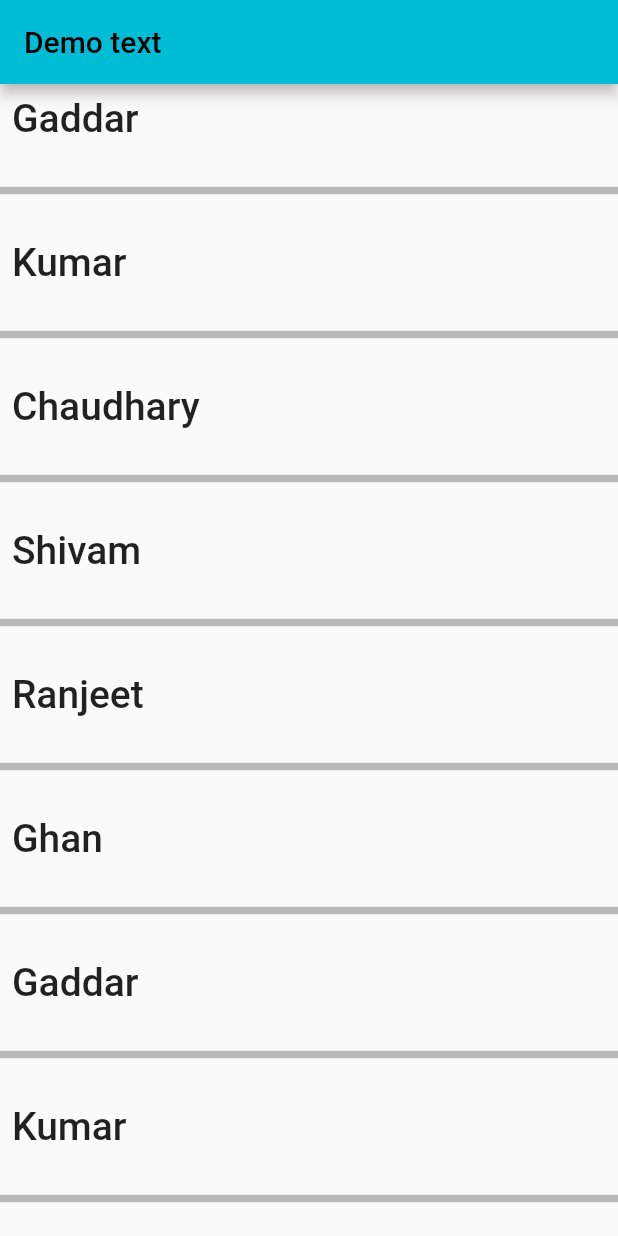
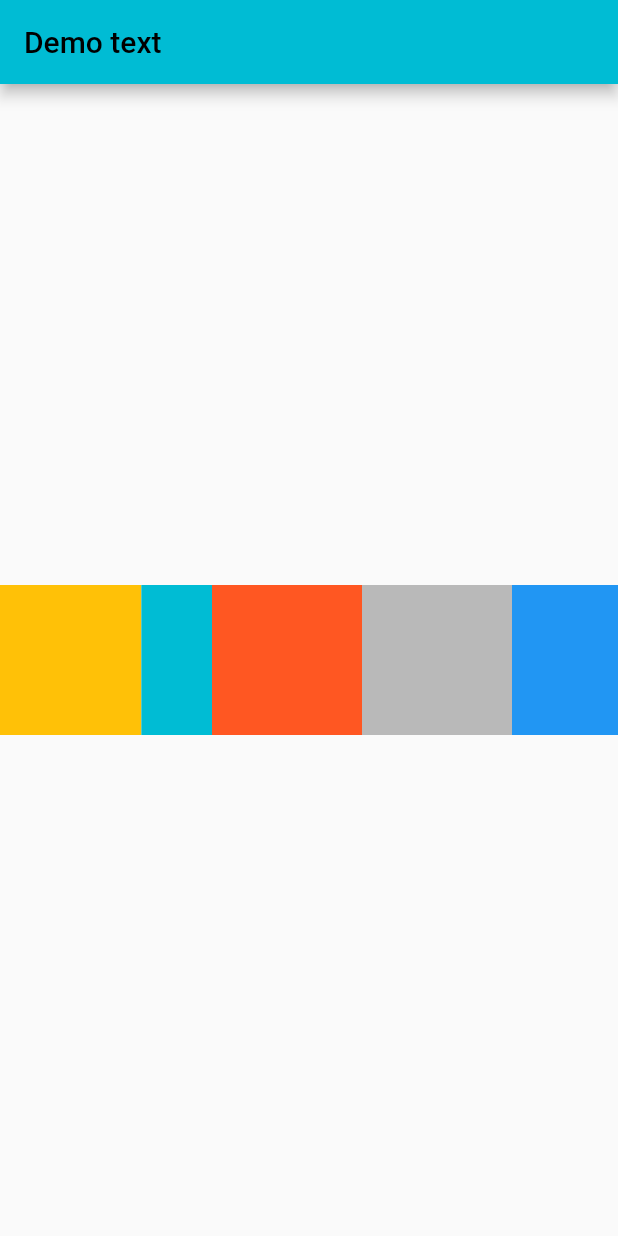
Before and after one commit to gaddarkumar7447/Dart-Demo, a Flutter app: the screen it shows after launch, on a phone screen of 412 x 824 dp. Run offline on Flutter 3.47's test engine with Material 2 defaults, Android fonts, the phone set to English and light mode, and no system bars.

Commit message:
Expanded Widget

```diff
--- a/lib/main.dart
+++ b/lib/main.dart
@@ -47,9 +47,76 @@ class HomeScreen extends StatelessWidget {
     ];
     return Scaffold(
         appBar: AppBar(
-          title: const Text('Demo text'),
-        ),
-        body: ListView.separated(
+          title: const Text('Demo text'),),
+        body: Center(
+          child: Row(
+            children: <Widget>[
+              Expanded(
+                flex: 4,
+                child: Container(
+                  height: 100,
+                  width: 100,
+                  color: Colors.amber,
+                ),
+              ),
+              Expanded(
+                flex: 2,
+                child: Container(
+                  width: 100,
+                  height: 100,
+                  color: Colors.cyan,
+                ),
+              ),
+              Container(
+                width: 100,
+                height: 100,
+                color: Colors.deepOrange,
+              ),
+              Container(
+                width: 100,
+                height: 100,
+                color: Colors.black26,
+              ),
+              Expanded(
+                flex: 3,
+                child: Container(
+                  width: 100,
+                  height: 100,
+                  color: Colors.blue,
+                ),
+              )
+            ],
+          )
+
+        )
+      /*Container(
+          width: double.infinity,
+          height: double.infinity,
+          color: Colors.lightBlue,
+          child: Center(
+            child: Container(
+              width: 100,
+              height: 100,
+              decoration: BoxDecoration(
+                color: Colors.blue.shade100,
+                borderRadius: BorderRadius.circular(11),
+                border: Border.all(
+                  color: Colors.amberAccent,
+                  width: 2,
+                ),
+                boxShadow: const [
+                  BoxShadow(
+                    blurRadius: 10,
+                    color: Colors.white70,
+                    blurStyle: BlurStyle.normal
+                  )
+                ]
+              ),
+            ),
+          ),
+        )*/
+
+      /*ListView.separated(
           itemBuilder: (context, index) {
             return Padding(
               padding: const EdgeInsets.all(8.0),
@@ -64,7 +131,7 @@ class HomeScreen extends StatelessWidget {
           separatorBuilder: (BuildContext context, int index) {
             return const Divider(height: 50, thickness: 5, color: Colors.black26,);
           },
-        )
+        )*/
         /*ListView(
         scrollDirection: Axis.horizontal,
         children: const [
```
